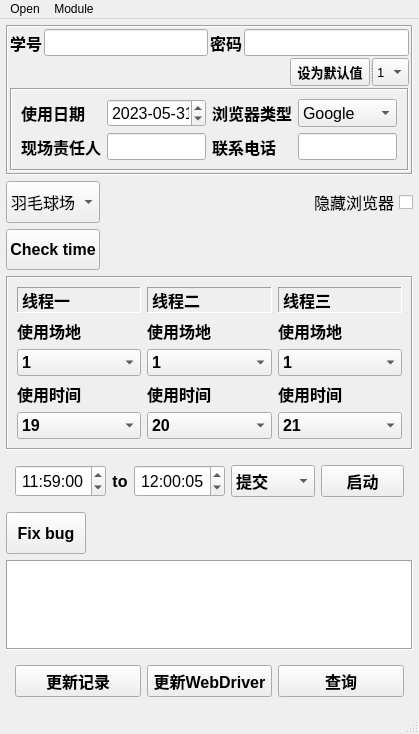
The window that ui_source/badminton_window.ui (gconstint/Badminton_Script) describes before a commit, drawn with Qt 5.
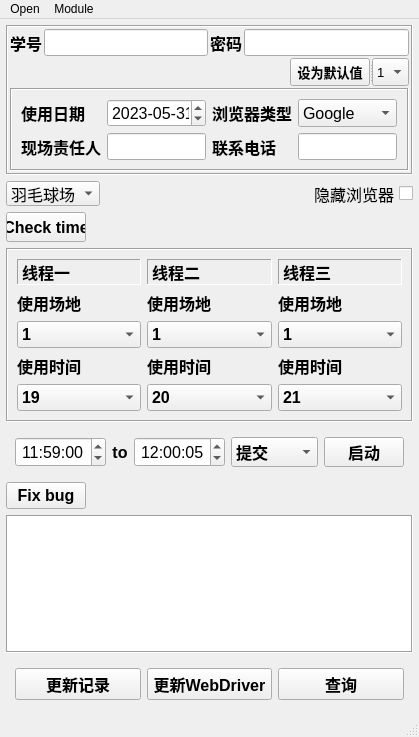
The same window after the commit.

Patch:
```diff
--- a/ui_source/badminton_window.ui
+++ b/ui_source/badminton_window.ui
@@ -7,7 +7,7 @@
     <x>0</x>
     <y>0</y>
     <width>419</width>
-    <height>734</height>
+    <height>737</height>
    </rect>
   </property>
   <property name="sizePolicy">
@@ -779,7 +779,7 @@
     <item row="11" column="0">
      <widget class="QFrame" name="horizontalFrame">
       <property name="sizePolicy">
-       <sizepolicy hsizetype="Preferred" vsizetype="Preferred">
+       <sizepolicy hsizetype="Preferred" vsizetype="Fixed">
         <horstretch>0</horstretch>
         <verstretch>0</verstretch>
        </sizepolicy>
@@ -961,7 +961,7 @@
        <item>
         <widget class="QPushButton" name="pushButton_1">
          <property name="sizePolicy">
-          <sizepolicy hsizetype="Preferred" vsizetype="Preferred">
+          <sizepolicy hsizetype="Fixed" vsizetype="Fixed">
            <horstretch>0</horstretch>
            <verstretch>0</verstretch>
           </sizepolicy>
@@ -969,7 +969,7 @@
          <property name="maximumSize">
           <size>
            <width>16777215</width>
-           <height>16777215</height>
+           <height>30</height>
           </size>
          </property>
          <property name="font">
@@ -990,7 +990,7 @@
     <item row="14" column="0">
      <widget class="QFrame" name="horizontalFrame_3">
       <property name="sizePolicy">
-       <sizepolicy hsizetype="Preferred" vsizetype="Preferred">
+       <sizepolicy hsizetype="Preferred" vsizetype="Fixed">
         <horstretch>0</horstretch>
         <verstretch>0</verstretch>
        </sizepolicy>
@@ -1062,7 +1062,7 @@
     <item row="12" column="0">
      <widget class="QFrame" name="horizontalFrame">
       <property name="sizePolicy">
-       <sizepolicy hsizetype="Preferred" vsizetype="Preferred">
+       <sizepolicy hsizetype="Preferred" vsizetype="Fixed">
         <horstretch>0</horstretch>
         <verstretch>0</verstretch>
        </sizepolicy>
@@ -1091,6 +1091,12 @@
            <verstretch>0</verstretch>
           </sizepolicy>
          </property>
+         <property name="maximumSize">
+          <size>
+           <width>16777215</width>
+           <height>40</height>
+          </size>
+         </property>
          <property name="font">
           <font>
            <family>Arial</family>
@@ -1150,8 +1156,8 @@
       </property>
       <property name="maximumSize">
        <size>
-        <width>200</width>
-        <height>16777215</height>
+        <width>80</width>
+        <height>30</height>
        </size>
       </property>
       <property name="layoutDirection">
@@ -1643,6 +1649,12 @@
         <height>0</height>
        </size>
       </property>
+      <property name="maximumSize">
+       <size>
+        <width>16777215</width>
+        <height>25</height>
+       </size>
+      </property>
       <layout class="QHBoxLayout" name="horizontalLayout_5">
        <property name="spacing">
         <number>-1</number>
```
